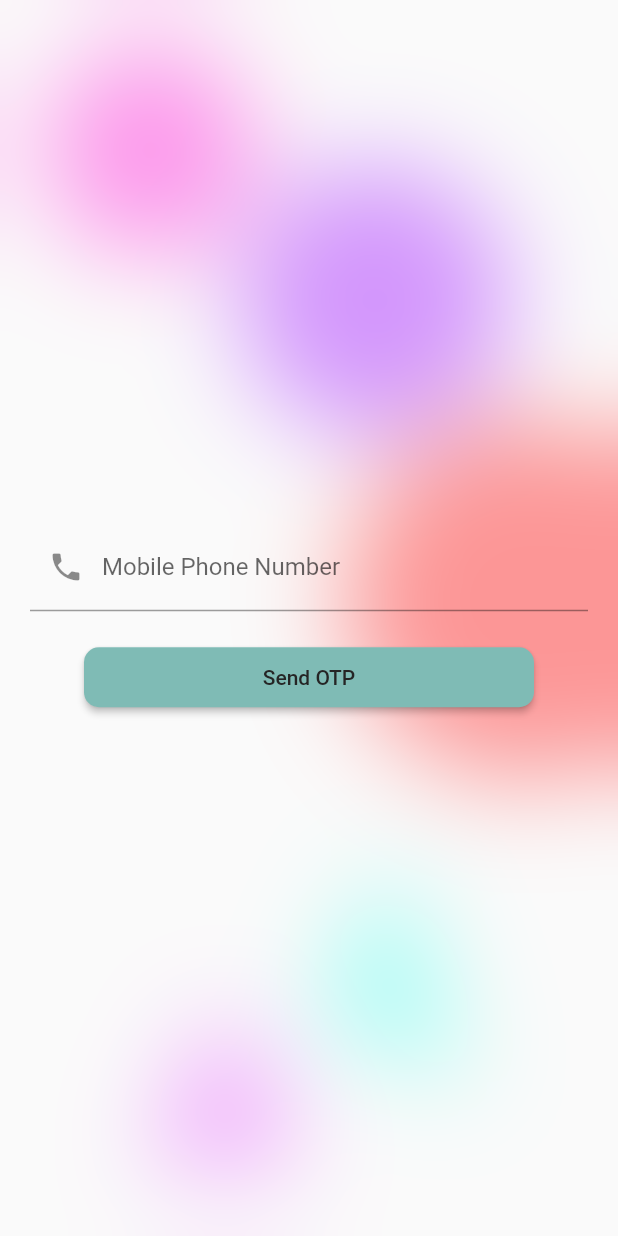
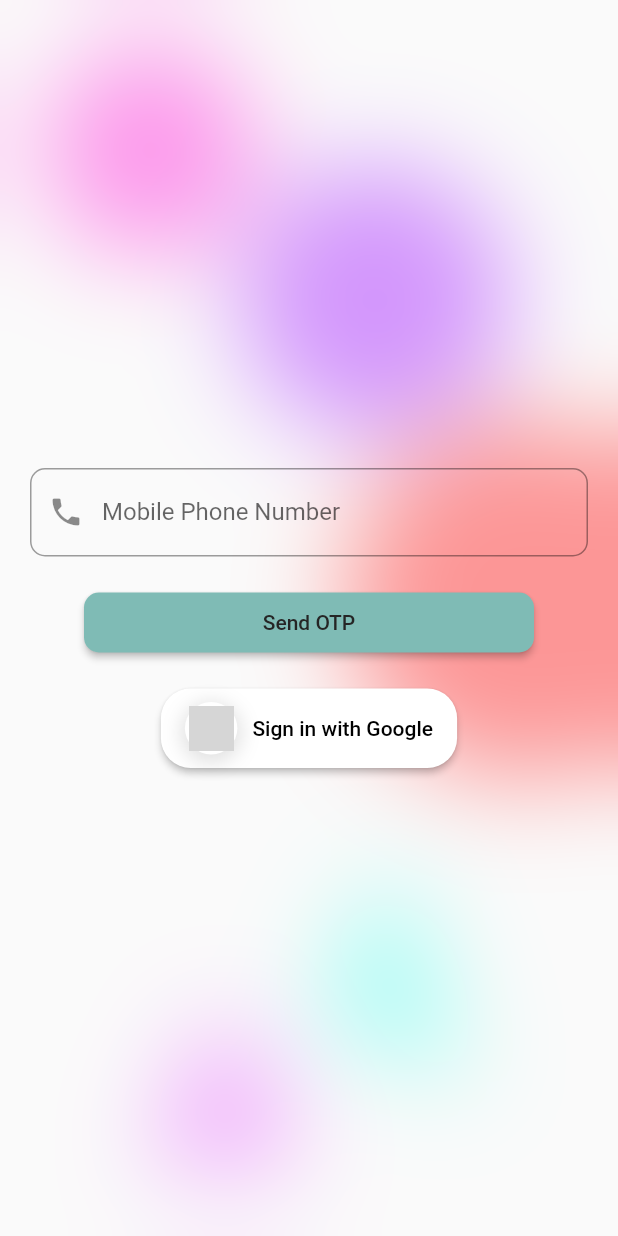
Before and after one commit to OPEN-MNC/Loyalty_program, a Flutter app: the screen it shows after launch, on a phone screen of 412 x 824 dp. Run offline on Flutter 3.47's test engine with Material 2 defaults, Android fonts, the phone set to English and light mode, and no system bars; our stand-ins replace google_nav_bar, google_sign_in, line_icons, shared_preferences; network calls fail; grey boxes are pictures that could not be loaded.

Commit message:
12/08/2023

```diff
--- /dev/null
+++ b/lib/customer/design.dart
@@ -0,0 +1,33 @@
+import 'package:flutter/material.dart';
+
+const Color gray = Color.fromARGB(255, 160, 160, 160);
+const Color white = Colors.white;
+const Color primary = Color.fromARGB(255, 160, 44, 255);
+
+const TextStyle HeadlineStyle =
+    TextStyle(fontSize: 25, fontWeight: FontWeight.w400);
+const TextStyle generalStyle =
+    TextStyle(fontSize: 11, fontWeight: FontWeight.w400);
+const TextStyle midheadline =
+    TextStyle(fontSize: 16, fontWeight: FontWeight.w400);
+
+const Color backgrounds = Colors.white12;
+// Universal design variable sectionor design function
+final BoxDecoration uniDesign = BoxDecoration(
+  borderRadius: BorderRadius.circular(20),
+  color: white, // Bright white creamy color
+  boxShadow: [
+    BoxShadow(
+      color:
+          Color.fromARGB(255, 160, 160, 160).withOpacity(0.3), // Shadow color
+      spreadRadius: 3,
+      blurRadius: 10,
+      offset: Offset(0, 3), // Offset in the x and y direction
+    ),
+  ],
+  // Add other properties like color, boxShadow, etc. here
+);
+
+
+
+// background section
--- a/lib/customer/nav_bar_components/profile.dart
+++ b/lib/customer/nav_bar_components/profile.dart
@@ -0,0 +1,3 @@
+import 'package:flutter/material.dart';
+import 'package:line_icons/line_icons.dart';
+import '../design.dart';
--- a/lib/login_signup/login.dart
+++ b/lib/login_signup/login.dart
@@ -1,8 +1,11 @@
 import 'dart:ui';
 import 'package:flutter/material.dart';
+import 'package:loyalty_program/customer/nav_bar.dart';
 import 'package:loyalty_program/login_signup/otpPage.dart';
 import 'package:shared_preferences/shared_preferences.dart';
+import 'package:google_sign_in/google_sign_in.dart';
 
+import '../customer/design.dart';
 import '../splash_screens/splash_screen.dart';
 
 class login_page extends StatefulWidget {
@@ -13,6 +16,43 @@ class login_page extends StatefulWidget {
 }
 
 class _login_pageState extends State<login_page> {
+//  This section is google verify section
+
+  final GoogleSignIn _googleSignIn = GoogleSignIn(
+    scopes: ['email'],
+    clientId: 'YOUR_CLIENT_ID', // OAuth  client id
+  );
+
+  Future<void> _handleSignIn() async {
+    try {
+      final GoogleSignInAccount? googleUser = await _googleSignIn.signIn();
+      if (googleUser != null) {
+        // User successfully signed in, store user data and navigate
+        await _storeUserData(googleUser);
+        Navigator.pushReplacement(
+          context,
+          MaterialPageRoute(builder: (_) => nav_bar_routes()),
+        );
+      } else {
+        // User cancelled the sign-in process
+        print('Google Sign-In Cancelled');
+      }
+    } catch (error) {
+      print('Google Sign-In Error: $error');
+    }
+  }
+
+  // In the _storeUserData function, handle the case when user.photoUrl is null:
+  Future<void> _storeUserData(GoogleSignInAccount user) async {
+    SharedPreferences prefs = await SharedPreferences.getInstance();
+    prefs.setString('userName', user.displayName ?? '');
+    prefs.setString('userEmail', user.email);
+    prefs.setString('userPhotoUrl', user.photoUrl ?? ''); // Handle null case
+    prefs.setBool('isLoggedIn', true);
+  }
+
+  // Here is log in with OTP section
+
   final TextEditingController _phoneNumberController = TextEditingController();
   final GlobalKey<FormState> _formKey = GlobalKey<FormState>();
 
@@ -82,6 +122,12 @@ class _login_pageState extends State<login_page> {
                       controller: _phoneNumberController,
                       keyboardType: TextInputType.phone,
                       decoration: InputDecoration(
+                        border: OutlineInputBorder(
+                          borderRadius: BorderRadius.circular(10),
+                          borderSide: BorderSide(
+                              color: Color.fromRGBO(
+                                  172, 134, 214, 1)), // Border color
+                        ),
                         prefixIcon: Icon(Icons.phone),
                         labelText: 'Mobile Phone Number',
                       ),
@@ -102,6 +148,46 @@ class _login_pageState extends State<login_page> {
                     ),
                     child: Text('Send OTP'),
                   ),
+
+                  // this section is google signin authentication .
+
+                  SizedBox(
+                    height: 20,
+                  ),
+                  ElevatedButton(
+                    onPressed: _handleSignIn,
+                    style: ElevatedButton.styleFrom(
+                      primary: Colors.white, // Creamy white bright color
+                      shape: RoundedRectangleBorder(
+                        borderRadius:
+                            BorderRadius.circular(20), // Border radius of 20
+                      ),
+                    ),
+                    child: Padding(
+                      padding: const EdgeInsets.symmetric(vertical: 9),
+                      child: Row(
+                        mainAxisSize: MainAxisSize.min,
+                        children: [
+                          Container(
+                            height: 35,
+                            width: 35,
+                            decoration: uniDesign,
+                            child: Center(
+                              child: Image.network(
+                                'https://www.freepnglogos.com/uploads/google-logo-png/google-logo-png-google-icon-logo-png-transparent-svg-vector-bie-supply-14.png',
+                                height: 30,
+                              ),
+                            ),
+                          ),
+                          SizedBox(width: 10),
+                          Text(
+                            'Sign in with Google',
+                            style: TextStyle(color: Colors.black),
+                          ),
+                        ],
+                      ),
+                    ),
+                  ),
                 ],
               ),
             ),
@@ -111,10 +197,6 @@ class _login_pageState extends State<login_page> {
     );
   }
 }
-
-
-
-
 
 
 
--- a/pubspec.yaml
+++ b/pubspec.yaml
@@ -39,6 +39,7 @@ dependencies:
   http: ^1.1.0
   line_icons: ^2.0.3
   shared_preferences: ^2.2.0
+  google_sign_in: ^6.1.4
 
 dev_dependencies:
   flutter_test:
```
Also changed, not shown: lib/customer/nav_bar.dart (+8 -10 lines), lib/customer/nav_bar_components/home.dart (+186 -0 lines), assets/images/banner.png (added), pubspec.lock, 2 other files.
